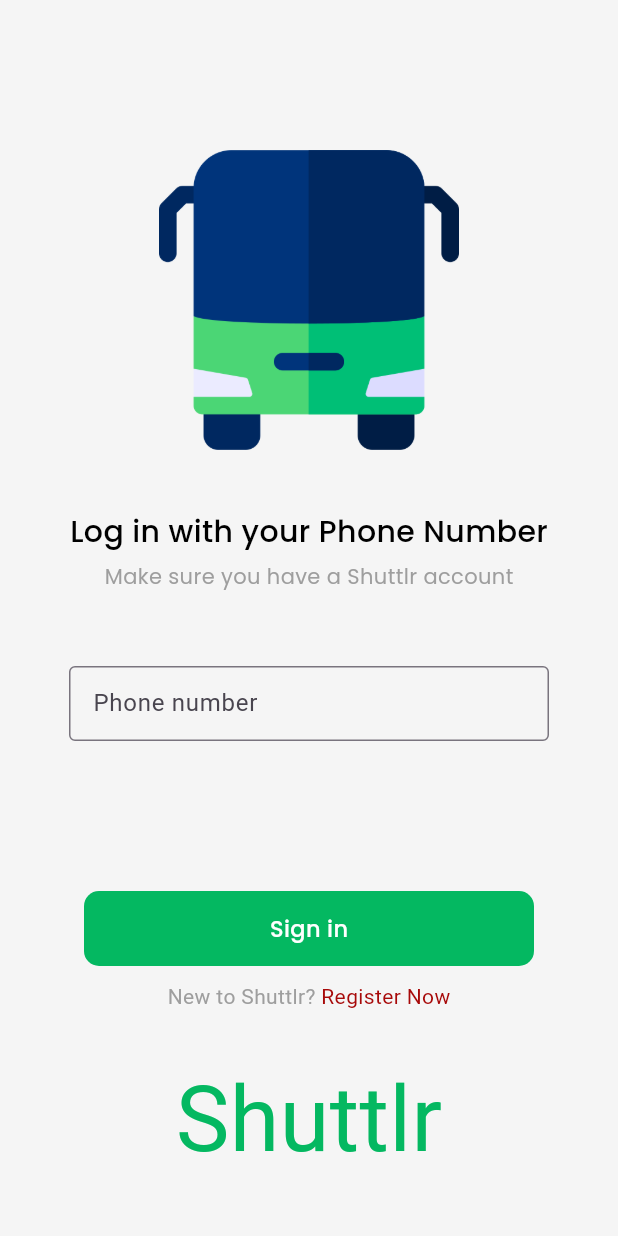
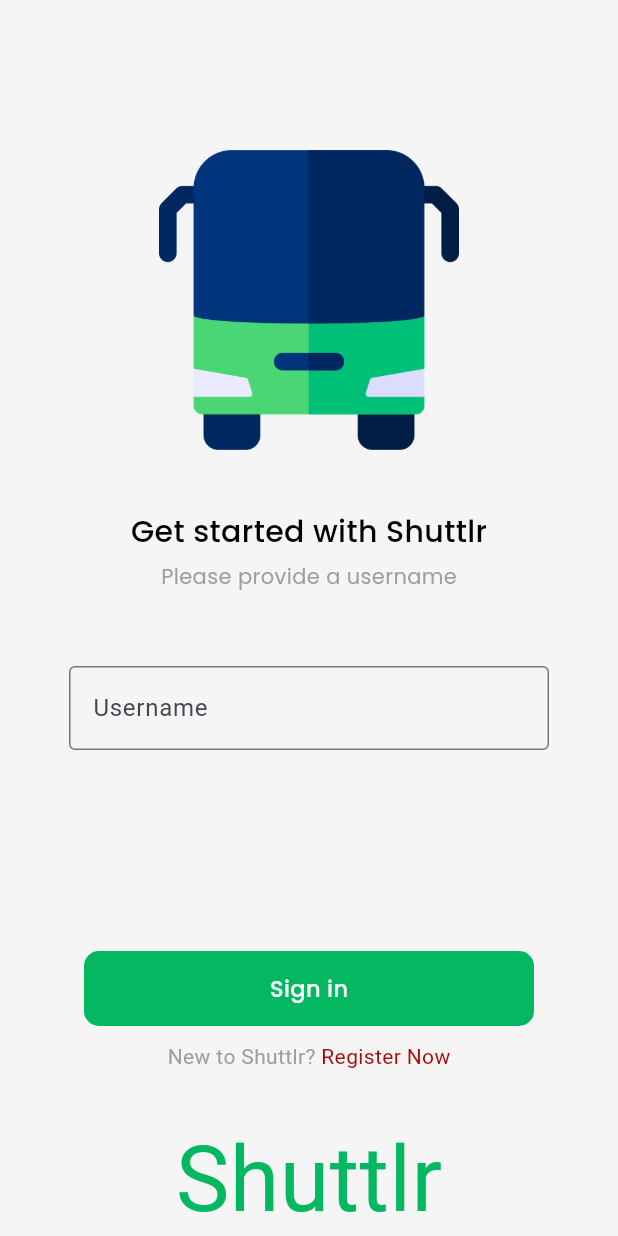
Before and after one commit to Retr0-Xan/Shuttlr, a Flutter app: the SignIn screen opened by its route, on a phone screen of 412 x 824 dp. Run offline on Flutter 3.47's test engine with Material 3 defaults, Android fonts, the phone set to English and light mode, and no system bars; our stand-ins replace firebase_auth, firebase_core, google_fonts; accounts and stored records are empty.

Commit message:
implemented anonymous sign in and sign out

```diff
--- a/shuttlr/lib/pages/sign_in.dart
+++ b/shuttlr/lib/pages/sign_in.dart
@@ -1,6 +1,7 @@
 // ignore_for_file: prefer_const_constructors, prefer_const_literals_to_create_immutables
 import 'package:flutter/material.dart';
 import 'package:google_fonts/google_fonts.dart';
+import 'package:shuttlr/services/auth.dart';
 
 class SignIn extends StatefulWidget {
   final Function toggleView;
@@ -10,7 +11,8 @@
 }
 
 class _SignInState extends State<SignIn> {
-  String phoneNumber = '';
+  String username = '';
+  final AuthService _auth = AuthService();
   @override
   Widget build(BuildContext context) {
     return Scaffold(
@@ -33,7 +35,7 @@
             Padding(
               padding: const EdgeInsets.only(top: 40, bottom: 5),
               child: Text(
-                "Log in with your Phone Number",
+                "Get started with Shuttlr",
                 style: GoogleFonts.poppins(
                     fontSize: 20,
                     color: Colors.black,
@@ -43,25 +45,24 @@
             Padding(
               padding: const EdgeInsets.only(bottom: 50),
               child: Text(
-                "Make sure you have a Shuttlr account",
+                "Please provide a username",
                 style: GoogleFonts.poppins(color: Colors.grey),
               ),
             ),
             SizedBox(
               width: 320,
-              height: 50,
+              height: 90,
               child: TextFormField(
-                onChanged: (value) => phoneNumber = value,
-                keyboardType: TextInputType.phone,
+                onChanged: (value) => username = value,
                 decoration: InputDecoration(
-                    prefix: Text("+233 "),
-                    border: OutlineInputBorder(),
-                    labelText: "Phone number"),
+                    border: OutlineInputBorder(), labelText: "Username"),
               ),
             ),
             GestureDetector(
-              onTap: () {
-                print(phoneNumber);
+              onTap: () async {
+                print(username);
+                await _auth.signInAnon();
+                // await _auth.signOut();
               },
               child: Container(
                   margin: EdgeInsets.only(top: 100, bottom: 10),
--- a/shuttlr/lib/wrapper.dart
+++ b/shuttlr/lib/wrapper.dart
@@ -1,13 +1,17 @@
 // ignore_for_file: prefer_const_constructors
 
+import 'package:firebase_auth/firebase_auth.dart';
 import 'package:flutter/material.dart';
 import 'package:shuttlr/pages/authenticate.dart';
+import 'package:shuttlr/pages/home.dart';
+import 'package:provider/provider.dart';
 
 class Wrapper extends StatelessWidget {
   const Wrapper({super.key});
 
   @override
   Widget build(BuildContext context) {
-    return Authenticate();
+    final user = Provider.of<User?>(context);
+    return user == null ? Authenticate() : HomePage();
   }
 }
--- a/shuttlr/pubspec.yaml
+++ b/shuttlr/pubspec.yaml
@@ -39,6 +39,7 @@
   firebase_core: ^2.27.1
   firebase_auth: ^4.17.9
   cloud_firestore: ^4.15.9
+  provider: ^6.1.2
 
 
 dev_dependencies:
```
Also changed, not shown: shuttlr/lib/main.dart (+11 -2 lines), shuttlr/lib/pages/authenticate.dart (+3 -6 lines), shuttlr/lib/pages/home.dart (added, +28 -0 lines), shuttlr/lib/pages/landing_page.dart (+2 -5 lines), shuttlr/lib/services/auth.dart (added, +32 -0 lines), shuttlr/pubspec.lock.
